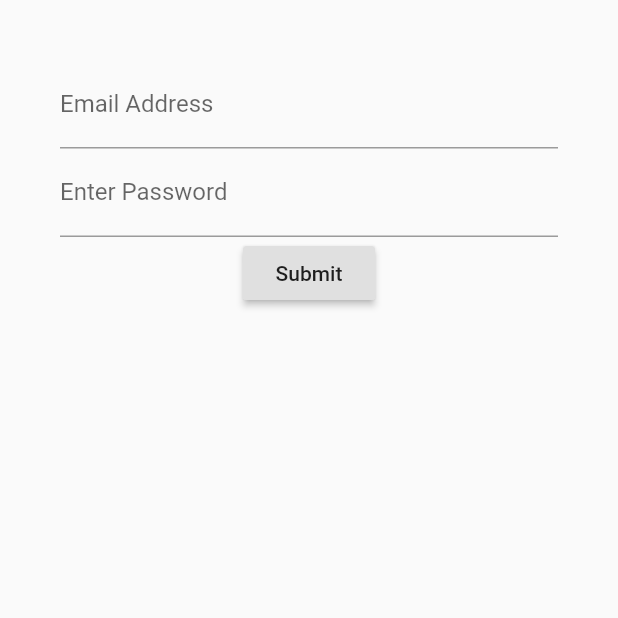
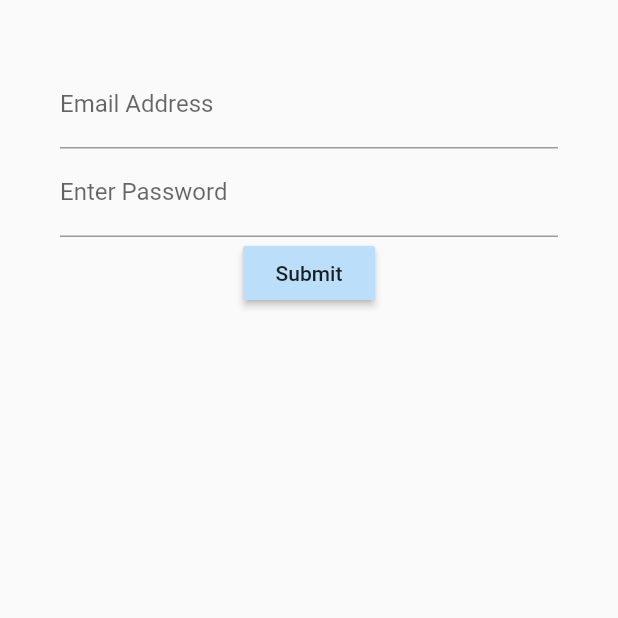
Before and after one commit to djaldave/forms-flutter-2020, a Flutter app: the screen it shows after launch, on a phone screen of 412 x 824 dp, the top half of it. Run offline on Flutter 3.47's test engine with Material 2 defaults, Android fonts, the phone set to English and light mode, and no system bars.

Commit message:
changing widget colors

```diff
--- a/lib/screens/login_screen.dart
+++ b/lib/screens/login_screen.dart
@@ -43,6 +43,7 @@ class _LoginScreenState extends State<LoginScreen> {
   }
 
   Widget submitButton() {
-    return RaisedButton(child: Text("Submit"), onPressed: () {});
+    return RaisedButton(
+        color: Colors.blue[100], child: Text("Submit"), onPressed: () {});
   }
 }
```
